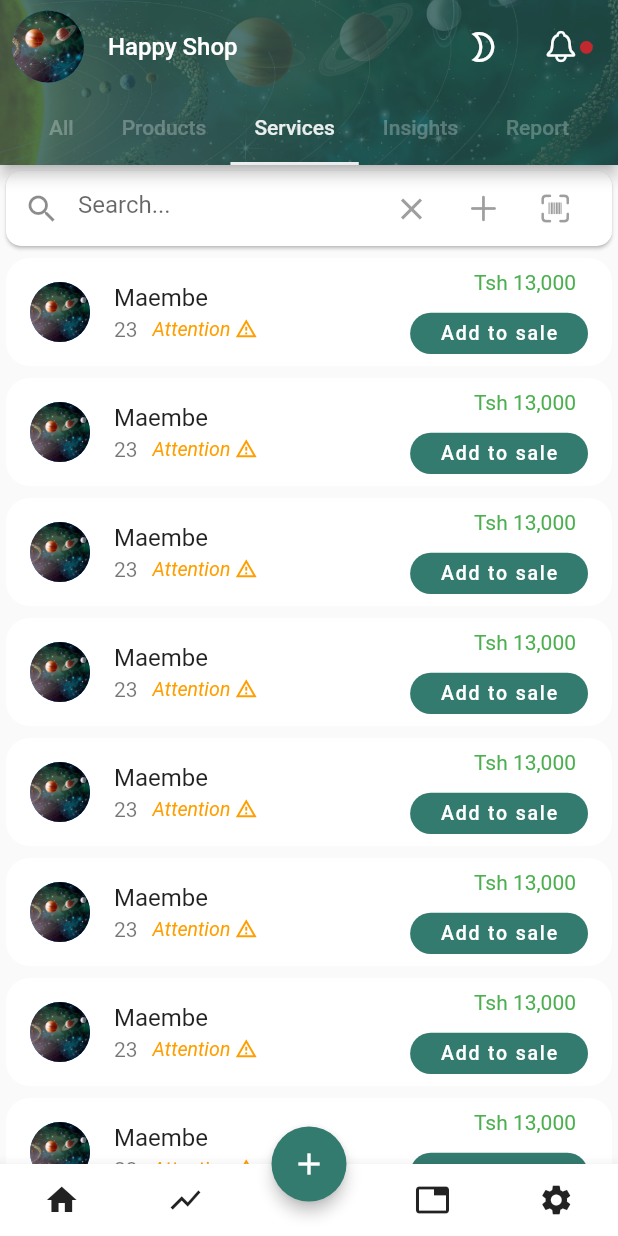
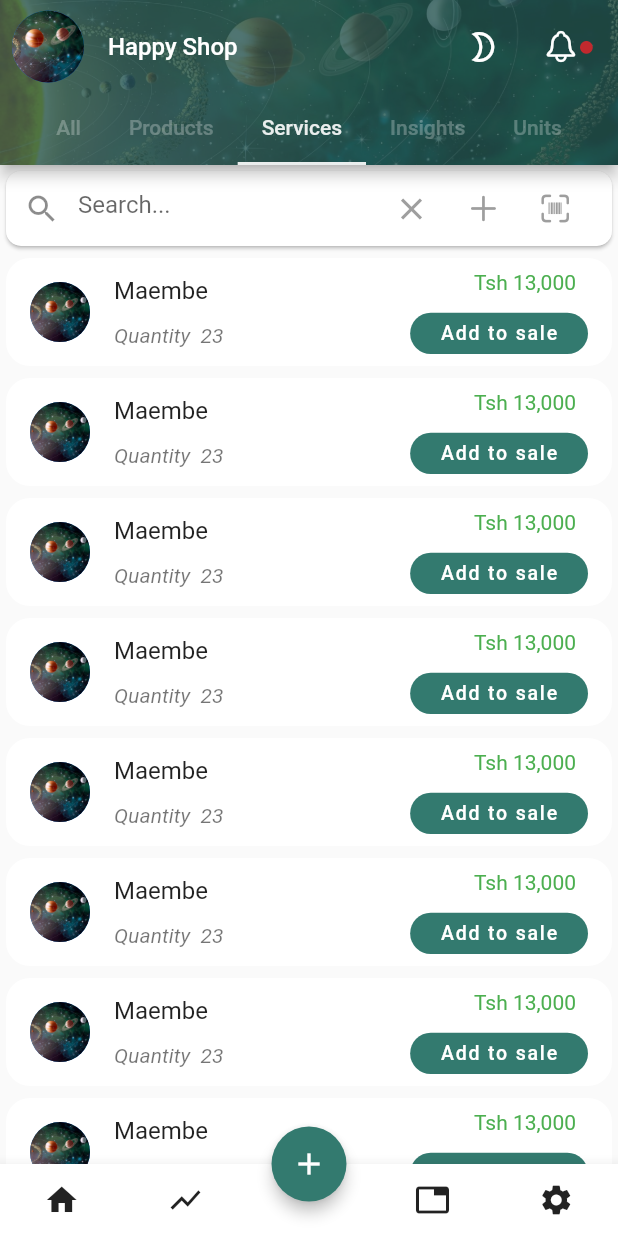
Before and after one commit to fredrickrogath/patowave, a Flutter app: the screen it shows after launch, tab 3 chosen, on a phone screen of 412 x 824 dp. Run offline on Flutter 3.47's test engine with Material 2 defaults, Android fonts, the phone set to English and light mode, and no system bars; missing offline and left inert: flutter_barcode_scanner.

```diff
--- a/lib/Pages/services.dart
+++ b/lib/Pages/services.dart
@@ -28,8 +28,10 @@ class _ServicesState extends State<Services> {
             overflow: TextOverflow.ellipsis,
             style: TextStyle(),
           ),
-          subtitle: Row(children: [
-            const Text("23"),
+          subtitle: Padding(
+            padding: const EdgeInsets.only(top:12.0),
+            child: Row(children: [
+              const Text("Quantity  23", style: TextStyle(fontStyle: FontStyle.italic,)),
               const SizedBox(
                 width: 10.0,
               ),
@@ -48,7 +50,7 @@ class _ServicesState extends State<Services> {
                   Icon(Icons.warning_amber_outlined,
                       size: 15.0, color: Color(0xFFe63946))
                 ])
-            else if (2 > 0)
+              else if (2 < 0)
                 Row(children: const [
                   Text(
                     'Attention',
@@ -63,21 +65,22 @@ class _ServicesState extends State<Services> {
                   Icon(Icons.warning_amber_outlined,
                       size: 15.0, color: Color(0xFFff9e00))
                 ])
-            else if (2 > 20)
+              else if (2 < 20)
                 Row(children: const [
-                Text(
-                  'Availlable',
-                  style: TextStyle(
-                      fontSize: 13.0,
-                      fontStyle: FontStyle.italic,
-                      color: Color(0xFF337A6F)),
-                ),
-                SizedBox(
-                  width: 3.0,
-                ),
-                Icon(Icons.circle, size: 15.0, color: Color(0xFF337A6F))
+                  // Text(
+                  //   'Availlable',
+                  //   style: TextStyle(
+                  //       fontSize: 13.0,
+                  //       fontStyle: FontStyle.italic,
+                  //       color: Color(0xFF337A6F)),
+                  // ),
+                  // SizedBox(
+                  //   width: 3.0,
+                  // ),
+                  // Icon(Icons.circle, size: 15.0, color: Color(0xFF337A6F))
                 ])
             ]),
+          ),
           trailing: Column(
             crossAxisAlignment: CrossAxisAlignment.end,
             mainAxisAlignment: MainAxisAlignment.spaceBetween,
--- a/pubspec.yaml
+++ b/pubspec.yaml
@@ -38,6 +38,7 @@ dependencies:
   flutter_launcher_icons: ^0.9.2
   animations: ^2.0.2
   flutter_slidable: ^1.2.0
+  flutter_barcode_scanner: ^2.0.0
 
 
 
```
Also changed, not shown: lib/Pages/all.dart (+15 -9 lines), lib/Pages/products.dart (+19 -9 lines), lib/main.dart (+68 -17 lines), pubspec.lock. Lines whose indentation alone changed are shown as unchanged.
